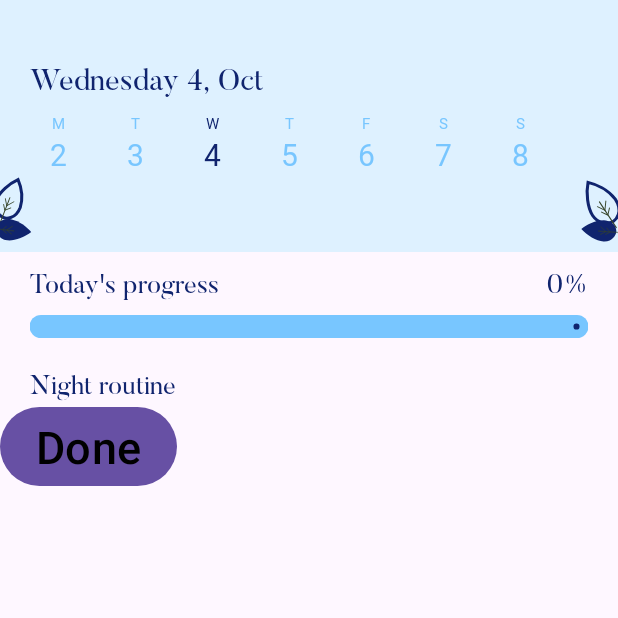
After one commit to tttrinhtran/QuackQuackFDI2023, an Android app: the ScheduleActivity screen opened directly, with no data from a screen before it, on a phone screen of 412 x 824 dp, the top half of it. The commit adds this screen. Run offline under Robolectric (Android 15) with nearby library versions, the light colour scheme and no system bars; Roboto replaces fonts that are not available here.

Commit message:
Schedule UI

```diff
--- a/GeoCare/app/src/main/java/com/example/geocare/Product/ProductDetailActivity.java
+++ b/GeoCare/app/src/main/java/com/example/geocare/Product/ProductDetailActivity.java
@@ -47,6 +47,7 @@ public class ProductDetailActivity extends AppCompatActivity {
         }
         else
             bottomSheetBehavior.setPeekHeight(670);
+
         bottomSheetBehavior.setState(BottomSheetBehavior.STATE_COLLAPSED);
 
         image.setImageResource(item.getImageDetailResourceIdByInt(this));
--- a/GeoCare/app/src/main/java/com/example/geocare/Scan/ScanResultActivity.java
+++ b/GeoCare/app/src/main/java/com/example/geocare/Scan/ScanResultActivity.java
@@ -13,7 +13,6 @@ import android.widget.Button;
 import android.widget.ImageView;
 import android.widget.TextView;
 
-import com.example.geocare.Home.HomeActivity;
 import com.example.geocare.R;
 import com.google.android.material.bottomsheet.BottomSheetBehavior;
 
@@ -22,7 +21,6 @@ public class ScanResultActivity extends AppCompatActivity {
     private TextView product_name, product_ingrdients, product_irritants,
             product_brandname, product_advise, product_type;
     private View bottomSheet;
-    private BottomSheetBehavior<View> bottomSheetBehavior;
     Button add_button;
     String receivedString;
     int lab;
@@ -52,6 +50,7 @@ public class ScanResultActivity extends AppCompatActivity {
     }
 
     private void process(String receivedString) {
+        boolean found = false;
         receivedString = receivedString.toLowerCase();
         for (ProductInformation product : ProductDatabase.products) {
             if (receivedString.toLowerCase().contains(product.getBrandName().toLowerCase())){
@@ -70,13 +69,34 @@ public class ScanResultActivity extends AppCompatActivity {
                     product_name.setText(product.getProductName());
                     product_brandname.setText(product.getBrandName());
                     product_ingrdients.setText(product.getIngredients());
-
                     irritantCheck(product.getIngredients());
-
+                    found = true;
                     break;
                 }
             }
     };
+
+        String ListIrritant = null;
+        if (!found){
+            for (String irritant: IrritantList.irritant){
+                if (receivedString.toLowerCase().contains(irritant.toLowerCase())){
+                    if (ListIrritant == null)
+                        ListIrritant = irritant;
+                    else
+                        ListIrritant += ", " + irritant;
+                }
+            }
+
+            if (ListIrritant == null) {
+                product_irritants.setText("None");
+                product_advise.setText("Good for your skin type");
+            }
+            else {
+                product_irritants.setText(ListIrritant);
+                product_advise.setText("Contain irritant ingredients, be careful!");
+            }
+
+        }
     }
 
 
--- a/GeoCare/app/src/main/java/com/example/geocare/Schedule/DaysAdapter.java
+++ b/GeoCare/app/src/main/java/com/example/geocare/Schedule/DaysAdapter.java
@@ -7,10 +7,14 @@ import android.widget.TextView;
 import com.example.geocare.R;
 
 import androidx.annotation.NonNull;
+import androidx.core.content.ContextCompat;
 import androidx.recyclerview.widget.RecyclerView;
 
 import java.time.DayOfWeek; // Import java.time.DayOfWeek
+import java.time.LocalDate;
+import java.time.temporal.WeekFields;
 import java.util.List;
+import java.util.Locale;
 
 public class DaysAdapter extends RecyclerView.Adapter<DaysAdapter.ViewHolder> {
     private List<DayOfWeek> daysList;
@@ -33,8 +37,20 @@ public class DaysAdapter extends RecyclerView.Adapter<DaysAdapter.ViewHolder> {
         char characterToGet = sourceString.charAt(0);
         String newString = String.valueOf(characterToGet);
 
-        holder.dayName.setText(newString); // Convert enum to string
-        holder.dayNumber.setText(String.valueOf(position + 1));
+        LocalDate currentDate = LocalDate.now();
+
+        int currentDayOfMonth = currentDate.getDayOfMonth();
+
+        if (currentDayOfMonth-2 == position){
+            holder.dayName.setTextColor(ContextCompat.getColor(holder.itemView.getContext(), R.color.blue_deep));
+            holder.dayNumber.setTextColor(ContextCompat.getColor(holder.itemView.getContext(), R.color.blue_deep));
+            holder.dayName.setText(newString);
+            holder.dayNumber.setText(String.valueOf(position +2));
+        }
+        else{
+            holder.dayName.setText(newString);
+            holder.dayNumber.setText(String.valueOf(position +2));
+        }
     }
 
     @Override
--- /dev/null
+++ b/GeoCare/app/src/main/java/com/example/geocare/Schedule/ScheduleActivity.java
@@ -0,0 +1,133 @@
+package com.example.geocare.Schedule;
+
+import androidx.appcompat.app.AppCompatActivity;
+
+import android.os.Bundle;
+import android.widget.Button;
+import android.widget.ProgressBar;
+import android.widget.TextView;
+
+import com.example.geocare.R;
+
+import androidx.recyclerview.widget.LinearLayoutManager;
+import androidx.recyclerview.widget.RecyclerView;
+
+import android.view.View;
+
+import java.time.DayOfWeek;
+import java.time.LocalDate;
+import java.time.Month;
+import java.time.format.TextStyle;
+import java.time.temporal.WeekFields;
+import java.util.ArrayList;
+import java.util.List;
+import java.util.Locale;
+
+public class ScheduleActivity extends AppCompatActivity {
+    private ProgressBar progressBar;
+    private Button completeStepButton;
+    TextView date, percent;
+    int current = 0;
+    RecyclerView recyclerView;
+    @Override
+    protected void onCreate(Bundle savedInstanceState) {
+        super.onCreate(savedInstanceState);
+        setContentView(R.layout.activity_schedule);
+
+
+        recyclerView = findViewById(R.id.Schedule_recycler_view_for_day);
+        recyclerView.setLayoutManager(new LinearLayoutManager(this, LinearLayoutManager.HORIZONTAL, false)); // Set horizontal orientation
+        date = findViewById(R.id.Schedule_current_date);
+        progressBar = findViewById(R.id.linearProgressIndicator);
+        completeStepButton = findViewById(R.id.donebutton); //thay bang swipe cho nay ne
+        percent = findViewById(R.id.Schedule_percent);
+
+
+        CurrentDaySet();
+        DaySchedule();
+
+        completeStepButton.setOnClickListener(new View.OnClickListener() {
+            @Override
+            public void onClick(View v) {
+                ProgressBar(7);  //nay thi truyen vao so luong sp ban dau la duoc
+            }
+        });
+
+
+    }
+
+    void ProgressBar(float maxProduct){
+        float per = 1/maxProduct;
+        int currentProgress = progressBar.getProgress();
+        int maxProgress = progressBar.getMax();
+        int incrementAmount = (int) (per * maxProgress); // 10% increment
+        int newProgress = Math.min(currentProgress + incrementAmount, maxProgress);
+        String currentPercent = Integer.toString(newProgress);
+        currentPercent += "%";
+
+        // Update the progress bard
+        //rounded if not divisible
+        if ((100-currentProgress > per*100) && (100-currentProgress < per*100*2)){
+            progressBar.setProgress(100);
+            percent.setText("100%");
+        }
+        else {
+            progressBar.setProgress(newProgress);
+            percent.setText(currentPercent);
+        }
+    }
+
+    private void CurrentDaySet() {
+        LocalDate currentDate = LocalDate.now();
+
+        // Get the day of the week from the current date
+        DayOfWeek currentDayOfWeek = currentDate.getDayOfWeek();
+
+        // Get the name of the day (full name)
+        String currentDayName = currentDayOfWeek.getDisplayName(TextStyle.FULL, Locale.getDefault());
+
+        // Get the day of the month
+        int currentDayOfMonth = currentDate.getDayOfMonth();
+
+        // Get the name of the month (abbreviated name)
+        Month currentMonth = currentDate.getMonth();
+        String currentMonthAbbreviated = currentMonth.getDisplayName(TextStyle.SHORT, Locale.getDefault());
+
+        // Combine the components to create the desired format
+        String formattedDate = currentDayName + " " + currentDayOfMonth + ", " + currentMonthAbbreviated;
+
+        date.setText(formattedDate);
+    }
+
+
+    private void DaySchedule() {
+        LocalDate currentDate = LocalDate.now();
+
+// Get the week number of the current date
+        WeekFields weekFields = WeekFields.of(Locale.getDefault());
+        int currentWeekNumber = currentDate.get(weekFields.weekOfWeekBasedYear());
+
+// Get the start date (Sunday) of the current week
+        LocalDate startOfWeek = currentDate.with(weekFields.dayOfWeek(), 1);
+
+// Get the end date (Saturday) of the current week
+        LocalDate endOfWeek = currentDate.with(weekFields.dayOfWeek(), 7);
+
+        int startDayOfWeekValue = startOfWeek.getDayOfWeek().getValue();
+        int endDatOfWeekValue = endOfWeek.getDayOfWeek().getValue();
+
+        List<DayOfWeek> daysList = getCurrentWeek();
+        DaysAdapter adapter = new DaysAdapter(daysList);
+        recyclerView.setAdapter(adapter);
+    }
+
+    private List<DayOfWeek> getCurrentWeek() {
+        List<DayOfWeek> daysList = new ArrayList<>();
+
+        for (DayOfWeek day : DayOfWeek.values()) {
+            daysList.add(day);
+        }
+
+        return daysList;
+    }
+}
--- /dev/null
+++ b/GeoCare/app/src/main/res/layout/activity_schedule.xml
@@ -0,0 +1,122 @@
+<?xml version="1.0" encoding="utf-8"?>
+<LinearLayout xmlns:android="http://schemas.android.com/apk/res/android"
+    xmlns:app="http://schemas.android.com/apk/res-auto"
+    android:layout_width="match_parent"
+    android:layout_height="match_parent"
+    android:orientation="vertical">
+
+    <RelativeLayout
+        android:layout_width="match_parent"
+        android:layout_height="wrap_content"
+        android:background="@color/blue_baby">
+
+        <TextView
+            android:id="@+id/Schedule_current_date"
+            android:layout_width="wrap_content"
+            android:layout_height="wrap_content"
+            android:text="Sunday 27, Dec"
+            android:fontFamily="@font/butler_regular"
+            android:textSize="20dp"
+            android:layout_marginTop="40dp"
+            android:textColor="@color/blue_deep"
+            android:layout_marginLeft="20dp" />
+
+        <LinearLayout
+            android:id="@+id/Schedule_layout_date"
+            android:layout_width="match_parent"
+            android:layout_height="wrap_content"
+            android:orientation="horizontal"
+            android:layout_marginRight="20dp"
+            android:layout_marginLeft="13dp"
+            android:layout_below="@+id/Schedule_current_date">
+
+            <androidx.recyclerview.widget.RecyclerView
+                android:id="@+id/Schedule_recycler_view_for_day"
+                android:layout_width="match_parent"
+                android:layout_height="match_parent" />
+        </LinearLayout>
+
+
+        <ImageView
+            android:layout_width="wrap_content"
+            android:layout_height="wrap_content"
+            android:src="@drawable/leftleaf"
+            android:layout_below="@id/Schedule_layout_date"
+            android:layout_marginLeft="-7dp"
+            android:layout_alignParentLeft="true"
+            android:layout_marginBottom="5dp"/>
+
+        <ImageView
+            android:layout_width="wrap_content"
+            android:layout_height="wrap_content"
+            android:src="@drawable/rightleaf"
+            android:layout_below="@id/Schedule_layout_date"
+            android:layout_marginRight="-7dp"
+            android:layout_alignParentRight="true"
+            android:layout_marginBottom="5dp"/>
+
+    </RelativeLayout>
+
+    <RelativeLayout
+        android:layout_width="match_parent"
+        android:layout_height="wrap_content"
+        android:layout_marginBottom="10dp">
+        <TextView
+            android:layout_width="wrap_content"
+            android:layout_height="wrap_content"
+            android:text="Today's progress"
+            android:fontFamily="@font/butler_regular"
+            android:textColor="@color/blue_deep"
+            android:layout_marginLeft="20dp"
+            android:layout_marginTop="10dp"
+            android:layout_alignParentLeft="true"
+            android:textSize="17dp"
+            android:layout_centerHorizontal="true"/>
+
+        <TextView
+            android:id="@+id/Schedule_percent"
+            android:layout_width="wrap_content"
+            android:layout_height="wrap_content"
+            android:text="0%"
+            android:fontFamily="@font/butler_regular"
+            android:textColor="@color/blue_deep"
+            android:layout_marginTop="10dp"
+            android:layout_alignParentRight="true"
+            android:layout_marginRight="20dp"
+            android:textSize="17dp"
+            android:layout_centerHorizontal="true"/>
+    </RelativeLayout>
+
+    <com.google.android.material.progressindicator.LinearProgressIndicator
+        android:id="@+id/linearProgressIndicator"
+        android:layout_width="match_parent"
+        android:layout_height="wrap_content"
+        app:trackThickness="15dp"
+        app:trackCornerRadius="40dp"
+        app:trackColor="@color/blue"
+        app:indicatorColor="@color/blue_deep"
+        android:layout_marginRight="20dp"
+        android:layout_marginLeft="20dp"/>
+
+    <TextView
+        android:id="@+id/Schedule_routine_day"
+        android:layout_width="wrap_content"
+        android:layout_height="wrap_content"
+        android:text="Night routine"
+        android:fontFamily="@font/butler_regular"
+        android:textSize="17dp"
+        android:textColor="@color/blue_deep"
+        android:layout_marginLeft="20dp"
+        android:layout_marginTop="20dp"/>
+
+
+    <Button
+        android:id="@+id/donebutton"
+        android:layout_width="wrap_content"
+        android:layout_height="wrap_content"
+        android:text="Done"
+        android:textColor="@color/black"
+        android:textSize="30dp" />
+
+
+</LinearLayout>
```
